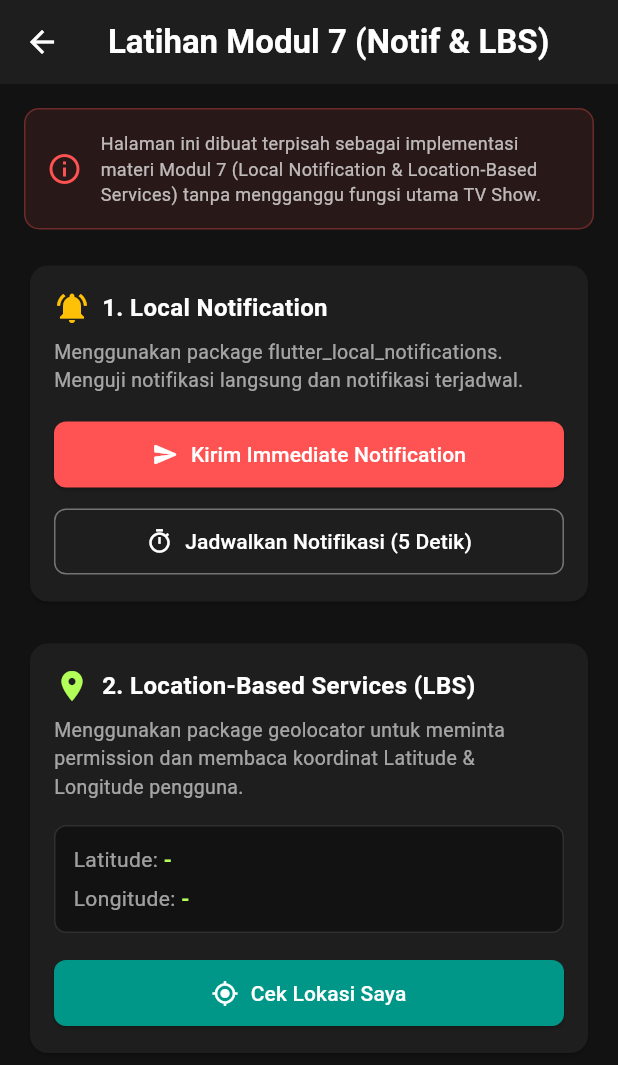
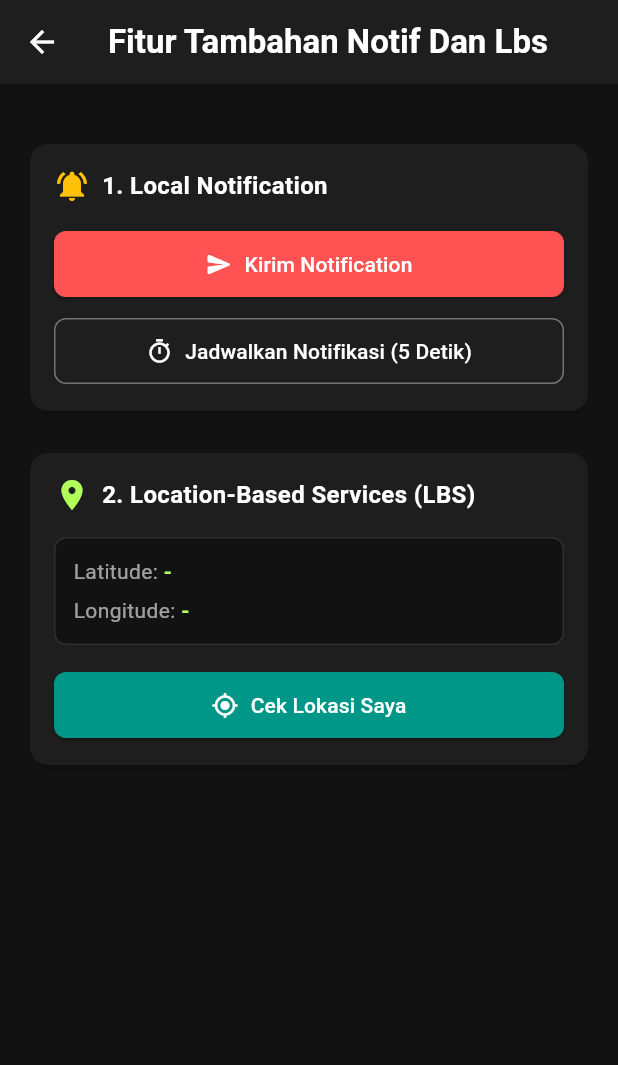
Before and after one commit to BagusFp/Latres_Mobile_124240108, a Flutter app: the NotificationLbsPage screen opened directly, on a phone screen of 412 x 824 dp. Shown: the top 1065 px of the screen. Run offline on Flutter 3.47's test engine with Material 3 defaults, Android fonts, the phone set to English and light mode, and no system bars; our stand-ins replace flutter_local_notifications, geolocator, hive, hive_flutter, shared_preferences, timezone; accounts and stored records are empty.

Commit message:
edit tambah fitur lanjutan

```diff
--- a/lib/pages/notification_lbs_page.dart
+++ b/lib/pages/notification_lbs_page.dart
@@ -58,12 +58,15 @@ class _NotificationLbsPageState extends State<NotificationLbsPage> {
     try {
       await NotificationService.showImmediateNotification(
         title: '🎬 NontonSkuy! - Notifikasi Langsung',
-        body: 'Halo 124240108! Ini adalah Immediate Local Notification (Modul 7).',
+        body:
+            'Halo 124240108! Ini adalah Immediate Local Notification (Modul 7).',
       );
       if (mounted) {
         ScaffoldMessenger.of(context).showSnackBar(
           const SnackBar(
-            content: Text('Immediate Notification berhasil dikirim! Periksa bar notifikasi.'),
+            content: Text(
+              'Immediate Notification berhasil dikirim! Periksa bar notifikasi.',
+            ),
             backgroundColor: Colors.green,
           ),
         );
@@ -115,7 +118,7 @@ class _NotificationLbsPageState extends State<NotificationLbsPage> {
       appBar: AppBar(
         backgroundColor: const Color(0xFF1E1E1E),
         title: const Text(
-          'Latihan Modul 7 (Notif & LBS)',
+          'Fitur Tambahan Notif Dan Lbs',
           style: TextStyle(color: Colors.white, fontWeight: FontWeight.bold),
         ),
         leading: IconButton(
@@ -129,32 +132,14 @@ class _NotificationLbsPageState extends State<NotificationLbsPage> {
           crossAxisAlignment: CrossAxisAlignment.start,
           children: [
             // Header Info
-            Container(
-              padding: const EdgeInsets.all(14),
-              decoration: BoxDecoration(
-                color: Colors.redAccent.withAlpha(25),
-                borderRadius: BorderRadius.circular(10),
-                border: Border.all(color: Colors.redAccent.withAlpha(80)),
-              ),
-              child: const Row(
-                children: [
-                  Icon(Icons.info_outline, color: Colors.redAccent),
-                  SizedBox(width: 12),
-                  Expanded(
-                    child: Text(
-                      'Halaman ini dibuat terpisah sebagai implementasi materi Modul 7 (Local Notification & Location-Based Services) tanpa mengganggu fungsi utama TV Show.',
-                      style: TextStyle(color: Colors.white70, fontSize: 12),
-                    ),
-                  ),
-                ],
-              ),
-            ),
             const SizedBox(height: 20),
 
             // Card 1: Local Notification
             Card(
               color: const Color(0xFF1E1E1E),
-              shape: RoundedRectangleBorder(borderRadius: BorderRadius.circular(12)),
+              shape: RoundedRectangleBorder(
+                borderRadius: BorderRadius.circular(12),
+              ),
               child: Padding(
                 padding: const EdgeInsets.all(16.0),
                 child: Column(
@@ -174,18 +159,13 @@ class _NotificationLbsPageState extends State<NotificationLbsPage> {
                         ),
                       ],
                     ),
-                    const SizedBox(height: 8),
-                    const Text(
-                      'Menggunakan package flutter_local_notifications. Menguji notifikasi langsung dan notifikasi terjadwal.',
-                      style: TextStyle(color: Colors.white60, fontSize: 13),
-                    ),
                     const SizedBox(height: 16),
                     SizedBox(
                       width: double.infinity,
                       child: ElevatedButton.icon(
                         onPressed: _triggerImmediateNotification,
                         icon: const Icon(Icons.send_rounded),
-                        label: const Text('Kirim Immediate Notification'),
+                        label: const Text('Kirim Notification'),
                         style: ElevatedButton.styleFrom(
                           backgroundColor: Colors.redAccent,
                           foregroundColor: Colors.white,
@@ -201,7 +181,10 @@ class _NotificationLbsPageState extends State<NotificationLbsPage> {
                       width: double.infinity,
                       child: OutlinedButton.icon(
                         onPressed: _triggerScheduledNotification,
-                        icon: const Icon(Icons.timer_outlined, color: Colors.white),
+                        icon: const Icon(
+                          Icons.timer_outlined,
+                          color: Colors.white,
+                        ),
                         label: const Text(
                           'Jadwalkan Notifikasi (5 Detik)',
                           style: TextStyle(color: Colors.white),
@@ -224,7 +207,9 @@ class _NotificationLbsPageState extends State<NotificationLbsPage> {
             // Card 2: LBS (Location Based Services)
             Card(
               color: const Color(0xFF1E1E1E),
-              shape: RoundedRectangleBorder(borderRadius: BorderRadius.circular(12)),
+              shape: RoundedRectangleBorder(
+                borderRadius: BorderRadius.circular(12),
+              ),
               child: Padding(
                 padding: const EdgeInsets.all(16.0),
                 child: Column(
@@ -244,11 +229,7 @@ class _NotificationLbsPageState extends State<NotificationLbsPage> {
                         ),
                       ],
                     ),
-                    const SizedBox(height: 8),
-                    const Text(
-                      'Menggunakan package geolocator untuk meminta permission dan membaca koordinat Latitude & Longitude pengguna.',
-                      style: TextStyle(color: Colors.white60, fontSize: 13),
-                    ),
+
                     const SizedBox(height: 16),
 
                     // Tampilan Hasil Koordinat
@@ -265,7 +246,10 @@ class _NotificationLbsPageState extends State<NotificationLbsPage> {
                         children: [
                           Row(
                             children: [
-                              const Text('Latitude: ', style: TextStyle(color: Colors.white60)),
+                              const Text(
+                                'Latitude: ',
+                                style: TextStyle(color: Colors.white60),
+                              ),
                               Text(
                                 _currentPosition != null
                                     ? _currentPosition!.latitude.toString()
@@ -280,7 +264,10 @@ class _NotificationLbsPageState extends State<NotificationLbsPage> {
                           const SizedBox(height: 6),
                           Row(
                             children: [
-                              const Text('Longitude: ', style: TextStyle(color: Colors.white60)),
+                              const Text(
+                                'Longitude: ',
+                                style: TextStyle(color: Colors.white60),
+                              ),
                               Text(
                                 _currentPosition != null
                                     ? _currentPosition!.longitude.toString()
@@ -296,7 +283,10 @@ class _NotificationLbsPageState extends State<NotificationLbsPage> {
                             const SizedBox(height: 8),
                             Text(
                               'Pesan: $_locationError',
-                              style: const TextStyle(color: Colors.redAccent, fontSize: 12),
+                              style: const TextStyle(
+                                color: Colors.redAccent,
+                                fontSize: 12,
+                              ),
                             ),
                           ],
                         ],
@@ -318,7 +308,11 @@ class _NotificationLbsPageState extends State<NotificationLbsPage> {
                                 ),
                               )
                             : const Icon(Icons.my_location),
-                        label: Text(_isLoadingLocation ? 'Mencari Lokasi...' : 'Cek Lokasi Saya'),
+                        label: Text(
+                          _isLoadingLocation
+                              ? 'Mencari Lokasi...'
+                              : 'Cek Lokasi Saya',
+                        ),
                         style: ElevatedButton.styleFrom(
                           backgroundColor: Colors.teal,
                           foregroundColor: Colors.white,
--- a/lib/pages/profile_page.dart
+++ b/lib/pages/profile_page.dart
@@ -194,15 +194,11 @@ class _ProfilePageState extends State<ProfilePage> {
                   color: Colors.blueAccent,
                 ),
                 title: const Text(
-                  'Fitur Tambahan: Modul 7',
+                  'Fitur Tambahan',
                   style: TextStyle(
                     color: Colors.white,
                     fontWeight: FontWeight.bold,
                   ),
-                ),
-                subtitle: const Text(
-                  'Uji coba Notifikasi Lokal & Geolocator LBS',
-                  style: TextStyle(color: Colors.white54, fontSize: 12),
                 ),
                 trailing: const Icon(
                   Icons.chevron_right,
```
